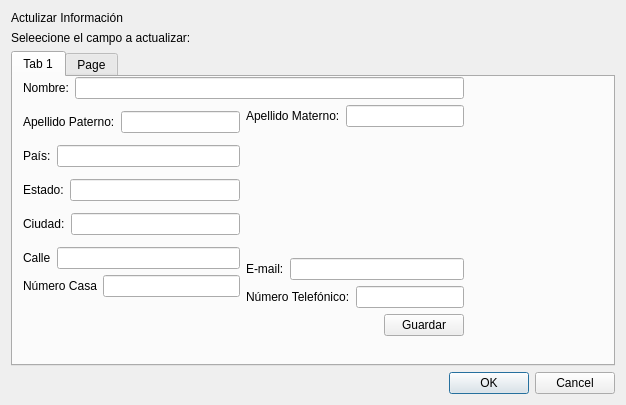
Qt form ParkingLotSystem1.0/modificarinfo.ui (Jheb1024/Park_lot_System) before a commit.
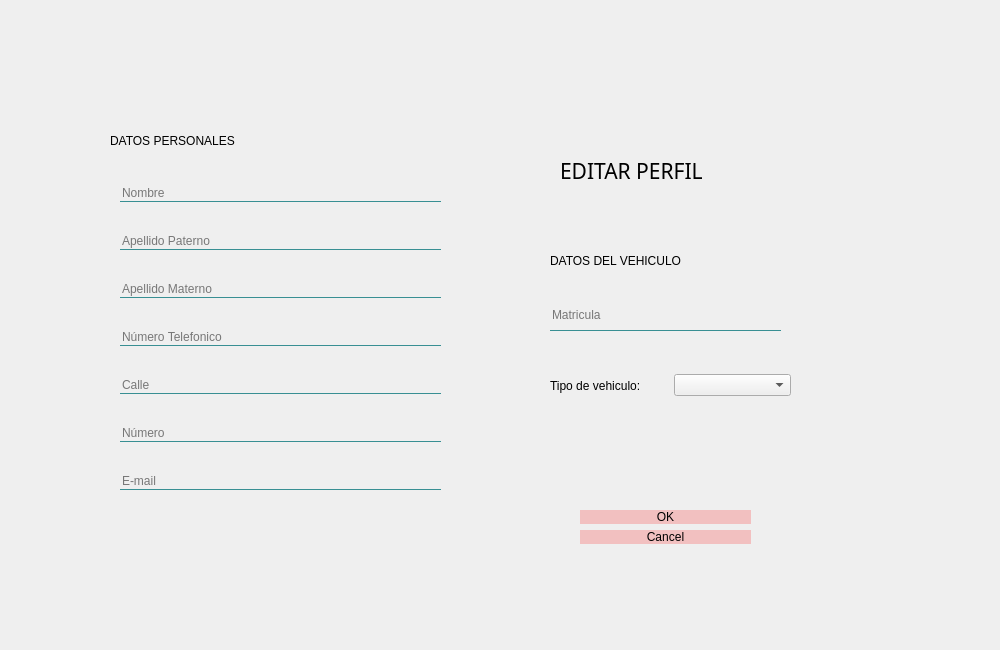
The same form after that commit. Icons and pictures are not drawn.

Commit message: Proyecto corregido version 1.2 plus base datos

```diff
--- a/ParkingLotSystem1.0/modificarinfo.ui
+++ b/ParkingLotSystem1.0/modificarinfo.ui
@@ -6,297 +6,223 @@
    <rect>
     <x>0</x>
     <y>0</y>
-    <width>626</width>
-    <height>405</height>
+    <width>1000</width>
+    <height>650</height>
    </rect>
   </property>
+  <property name="maximumSize">
+   <size>
+    <width>1000</width>
+    <height>650</height>
+   </size>
+  </property>
   <property name="windowTitle">
    <string>Dialog</string>
   </property>
-  <layout class="QGridLayout" name="gridLayout">
-   <item row="0" column="0">
+  <property name="styleSheet">
+   <string notr="true">#ModificarInfo{
+	border-image: url(:/Img/FONDO.jfif);}</string>
+  </property>
     <widget class="QLabel" name="label">
-     <property name="text">
-      <string>Actulizar Información</string>
-     </property>
-    </widget>
-   </item>
-   <item row="1" column="0">
-    <widget class="QLabel" name="label_2">
+   <property name="geometry">
+    <rect>
+     <x>560</x>
+     <y>140</y>
+     <width>221</width>
+     <height>61</height>
+    </rect>
+   </property>
+   <property name="font">
+    <font>
+     <family>Microsoft YaHei</family>
+     <pointsize>16</pointsize>
+    </font>
+   </property>
      <property name="text">
-      <string>Seleecione el campo a actualizar:</string>
-     </property>
-    </widget>
-   </item>
-   <item row="2" column="0">
-    <widget class="QTabWidget" name="tabWidget">
-     <property name="enabled">
-      <bool>true</bool>
-     </property>
-     <property name="tabShape">
-      <enum>QTabWidget::Rounded</enum>
-     </property>
-     <property name="currentIndex">
-      <number>0</number>
-     </property>
-     <widget class="QWidget" name="tab">
-      <attribute name="title">
-       <string>Tab 1</string>
-      </attribute>
-      <widget class="QWidget" name="layoutWidget">
+    <string>EDITAR PERFIL</string>
+   </property>
+  </widget>
+  <widget class="QDialogButtonBox" name="Editar_buttonBox">
+   <property name="geometry">
+    <rect>
+     <x>580</x>
+     <y>510</y>
+     <width>171</width>
+     <height>50</height>
+    </rect>
+   </property>
+   <property name="minimumSize">
+    <size>
+     <width>60</width>
+     <height>50</height>
+    </size>
+   </property>
+   <property name="maximumSize">
+    <size>
+     <width>16777215</width>
+     <height>60</height>
+    </size>
+   </property>
+   <property name="styleSheet">
+    <string notr="true">QPushButton{
+border-width: 0px;
+border-radius: 8px;
+background: rgb(254, 0, 0, 50);}
+
+QPushButton:hover{
+	background-color: rgb(154,158,218);
+    border-radius: 9px;
+	color: black;
+    selection-color: white;  
+    padding: 2px 4px;}
+</string>
+   </property>
+   <property name="orientation">
+    <enum>Qt::Vertical</enum>
+   </property>
+   <property name="standardButtons">
+    <set>QDialogButtonBox::Cancel|QDialogButtonBox::Ok</set>
+   </property>
+  </widget>
+  <widget class="QWidget" name="widget" native="true">
        <property name="geometry">
         <rect>
-         <x>10</x>
-         <y>0</y>
-         <width>441</width>
-         <height>259</height>
-        </rect>
-       </property>
-       <layout class="QVBoxLayout" name="verticalLayout_6">
-        <item>
-         <layout class="QVBoxLayout" name="verticalLayout_5">
-          <item>
-           <layout class="QHBoxLayout" name="horizontalLayout">
-            <item>
-             <widget class="QLabel" name="label_3">
-              <property name="text">
-               <string>Nombre:</string>
-              </property>
-             </widget>
-            </item>
-            <item>
-             <widget class="QLineEdit" name="NOmbre_lineEdit"/>
-            </item>
-           </layout>
-          </item>
-          <item>
-           <layout class="QHBoxLayout" name="horizontalLayout_11">
-            <item>
+     <x>90</x>
+     <y>120</y>
+     <width>381</width>
+     <height>460</height>
+    </rect>
+   </property>
+   <property name="styleSheet">
+    <string notr="true">#widget{
+background-image: url(:/Img/F1.jfif);
+border-radius: 8px;
+}
+
+QLineEdit{
+background-color:transparent;
+border:none;
+border-bottom: 1px solid;
+border-color: rgb(56, 143, 147);}</string>
+   </property>
+   <widget class="QWidget" name="verticalLayoutWidget">
+    <property name="geometry">
+     <rect>
+      <x>30</x>
+      <y>40</y>
+      <width>321</width>
+      <height>361</height>
+     </rect>
+    </property>
              <layout class="QVBoxLayout" name="verticalLayout">
               <item>
-               <layout class="QHBoxLayout" name="horizontalLayout_3">
-                <item>
-                 <widget class="QLabel" name="label_4">
-                  <property name="text">
-                   <string>Apellido Paterno:</string>
+      <widget class="QLineEdit" name="NOmbre_lineEdit">
+       <property name="placeholderText">
+        <string>Nombre</string>
                   </property>
                  </widget>
                 </item>
                 <item>
-                 <widget class="QLineEdit" name="ApellidoP_lineEdit_2"/>
-                </item>
-               </layout>
-              </item>
-              <item>
-               <layout class="QHBoxLayout" name="horizontalLayout_4">
-                <item>
-                 <widget class="QLabel" name="label_7">
-                  <property name="text">
-                   <string>País:</string>
+      <widget class="QLineEdit" name="ApellidoP_lineEdit_2">
+       <property name="placeholderText">
+        <string>Apellido Paterno</string>
                   </property>
                  </widget>
                 </item>
                 <item>
-                 <widget class="QLineEdit" name="Pais_lineEdit"/>
-                </item>
-               </layout>
-              </item>
-              <item>
-               <layout class="QHBoxLayout" name="horizontalLayout_5">
-                <item>
-                 <widget class="QLabel" name="label_8">
-                  <property name="text">
-                   <string>Estado:</string>
+      <widget class="QLineEdit" name="ApellidoM_lineEdit">
+       <property name="placeholderText">
+        <string>Apellido Materno</string>
                   </property>
                  </widget>
                 </item>
                 <item>
-                 <widget class="QLineEdit" name="Estado_lineEdit"/>
-                </item>
-               </layout>
-              </item>
-              <item>
-               <layout class="QHBoxLayout" name="horizontalLayout_6">
-                <item>
-                 <widget class="QLabel" name="label_9">
-                  <property name="text">
-                   <string>Ciudad:</string>
+      <widget class="QLineEdit" name="NumeroT_lineEdit">
+       <property name="placeholderText">
+        <string>Número Telefonico</string>
                   </property>
                  </widget>
                 </item>
                 <item>
-                 <widget class="QLineEdit" name="Ciudad_lineEdit"/>
-                </item>
-               </layout>
-              </item>
-              <item>
-               <layout class="QVBoxLayout" name="verticalLayout_2">
-                <item>
-                 <layout class="QHBoxLayout" name="horizontalLayout_8">
-                  <item>
-                   <widget class="QLabel" name="label_11">
-                    <property name="text">
+      <widget class="QLineEdit" name="Calle_lineEdit_2">
+       <property name="placeholderText">
                      <string>Calle</string>
                     </property>
                    </widget>
                   </item>
                   <item>
-                   <widget class="QLineEdit" name="Calle_lineEdit_2"/>
-                  </item>
-                 </layout>
-                </item>
-                <item>
-                 <layout class="QHBoxLayout" name="horizontalLayout_7">
-                  <item>
-                   <widget class="QLabel" name="label_12">
-                    <property name="text">
-                     <string>Número Casa</string>
+      <widget class="QLineEdit" name="NumeroC_lineEdit">
+       <property name="placeholderText">
+        <string>Número</string>
                     </property>
                    </widget>
                   </item>
                   <item>
-                   <widget class="QLineEdit" name="NumeroC_lineEdit"/>
-                  </item>
-                 </layout>
-                </item>
-               </layout>
-              </item>
-             </layout>
-            </item>
-            <item>
-             <layout class="QVBoxLayout" name="verticalLayout_4">
-              <item>
-               <layout class="QHBoxLayout" name="horizontalLayout_2">
-                <item>
-                 <widget class="QLabel" name="label_5">
-                  <property name="text">
-                   <string>Apellido Materno:</string>
+      <widget class="QLineEdit" name="mail_lineEdit">
+       <property name="placeholderText">
+        <string>E-mail</string>
                   </property>
                  </widget>
                 </item>
-                <item>
-                 <widget class="QLineEdit" name="ApellidoM_lineEdit"/>
-                </item>
-               </layout>
-              </item>
-              <item>
-               <spacer name="verticalSpacer_3">
-                <property name="orientation">
-                 <enum>Qt::Vertical</enum>
-                </property>
-                <property name="sizeHint" stdset="0">
-                 <size>
-                  <width>20</width>
-                  <height>40</height>
-                 </size>
-                </property>
-               </spacer>
-              </item>
-              <item>
-               <layout class="QVBoxLayout" name="verticalLayout_3">
-                <item>
-                 <layout class="QHBoxLayout" name="horizontalLayout_10">
-                  <item>
-                   <widget class="QLabel" name="label_6">
+    </layout>
+   </widget>
+   <widget class="QLabel" name="label_3">
+    <property name="geometry">
+     <rect>
+      <x>20</x>
+      <y>10</y>
+      <width>131</width>
+      <height>21</height>
+     </rect>
+    </property>
                     <property name="text">
-                     <string>E-mail:</string>
-                    </property>
-                   </widget>
-                  </item>
-                  <item>
-                   <widget class="QLineEdit" name="mail_lineEdit"/>
-                  </item>
-                 </layout>
-                </item>
-               </layout>
-              </item>
-              <item>
-               <layout class="QHBoxLayout" name="horizontalLayout_9">
-                <item>
-                 <widget class="QLabel" name="label_10">
-                  <property name="text">
-                   <string>Número Telefónico:</string>
-                  </property>
-                 </widget>
-                </item>
-                <item>
-                 <widget class="QLineEdit" name="NumeroT_lineEdit"/>
-                </item>
-               </layout>
-              </item>
-             </layout>
-            </item>
-           </layout>
-          </item>
-         </layout>
-        </item>
-        <item>
-         <layout class="QHBoxLayout" name="horizontalLayout_12">
-          <item>
-           <spacer name="horizontalSpacer">
-            <property name="orientation">
-             <enum>Qt::Horizontal</enum>
-            </property>
-            <property name="sizeHint" stdset="0">
-             <size>
-              <width>40</width>
-              <height>20</height>
-             </size>
-            </property>
-           </spacer>
-          </item>
-          <item>
-           <widget class="QPushButton" name="Editar_Personales_pushButton">
-            <property name="text">
-             <string>Guardar</string>
-            </property>
-           </widget>
-          </item>
-         </layout>
-        </item>
-       </layout>
-      </widget>
-     </widget>
-     <widget class="QWidget" name="tab_3">
-      <attribute name="title">
-       <string>Page</string>
-      </attribute>
-      <widget class="QWidget" name="layoutWidget_2">
+     <string>DATOS PERSONALES</string>
+    </property>
+   </widget>
+  </widget>
+  <widget class="QWidget" name="widget_2" native="true">
+   <property name="geometry">
+    <rect>
+     <x>530</x>
+     <y>230</y>
+     <width>271</width>
+     <height>250</height>
+    </rect>
+   </property>
+   <property name="styleSheet">
+    <string notr="true">#widget_2{
+background-image: url(:/Img/F1.jfif);
+border-radius: 8px;
+}
+
+QLineEdit{
+background-color:transparent;
+border:none;
+border-bottom: 1px solid;
+border-color: rgb(56, 143, 147);}</string>
+   </property>
+   <widget class="QLineEdit" name="Matricula_lineEdit">
        <property name="geometry">
         <rect>
-         <x>70</x>
-         <y>20</y>
-         <width>391</width>
-         <height>104</height>
-        </rect>
-       </property>
-       <layout class="QVBoxLayout" name="verticalLayout_9">
-        <item>
-         <widget class="QLabel" name="label_16">
-          <property name="text">
-           <string>Actualizar datos del vehiculo</string>
-          </property>
-         </widget>
-        </item>
-        <item>
-         <layout class="QHBoxLayout" name="horizontalLayout_17">
-          <item>
-           <layout class="QVBoxLayout" name="verticalLayout_8">
-            <item>
-             <layout class="QHBoxLayout" name="horizontalLayout_15">
-              <item>
-               <widget class="QLabel" name="label_17">
-                <property name="text">
-                 <string>Matricula:</string>
-                </property>
-               </widget>
-              </item>
-              <item>
-               <widget class="QLineEdit" name="Matricula_lineEdit"/>
-              </item>
-             </layout>
-            </item>
-            <item>
+      <x>20</x>
+      <y>70</y>
+      <width>231</width>
+      <height>31</height>
+     </rect>
+    </property>
+    <property name="placeholderText">
+     <string>Matricula</string>
+    </property>
+   </widget>
+   <widget class="QWidget" name="layoutWidget">
+    <property name="geometry">
+     <rect>
+      <x>20</x>
+      <y>130</y>
+      <width>241</width>
+      <height>51</height>
+     </rect>
+    </property>
              <layout class="QHBoxLayout" name="horizontalLayout_16">
               <item>
                <widget class="QLabel" name="label_18">
@@ -309,38 +235,37 @@
                <widget class="QComboBox" name="Tipo_Coche_comboBox"/>
               </item>
              </layout>
-            </item>
-            <item>
-             <widget class="QPushButton" name="Editar_Auto_pushButton">
-              <property name="text">
-               <string>Guardar</string>
-              </property>
-             </widget>
-            </item>
-           </layout>
-          </item>
-          <item>
-           <widget class="QLabel" name="label_19">
+   </widget>
+   <widget class="QLabel" name="label_4">
+    <property name="geometry">
+     <rect>
+      <x>20</x>
+      <y>20</y>
+      <width>131</width>
+      <height>21</height>
+     </rect>
+    </property>
             <property name="text">
-             <string>Fotok</string>
-            </property>
-           </widget>
-          </item>
-         </layout>
-        </item>
-       </layout>
-      </widget>
-     </widget>
-    </widget>
-   </item>
-   <item row="3" column="0">
-    <widget class="QDialogButtonBox" name="Editar_buttonBox">
-     <property name="standardButtons">
-      <set>QDialogButtonBox::Cancel|QDialogButtonBox::Ok</set>
-     </property>
-    </widget>
-   </item>
-  </layout>
+     <string>DATOS DEL VEHICULO</string>
+    </property>
+   </widget>
+  </widget>
+  <widget class="QLabel" name="label_2">
+   <property name="geometry">
+    <rect>
+     <x>520</x>
+     <y>20</y>
+     <width>271</width>
+     <height>111</height>
+    </rect>
+   </property>
+   <property name="styleSheet">
+    <string notr="true">image: url(:/Img/logo.png);</string>
+   </property>
+   <property name="text">
+    <string/>
+   </property>
+  </widget>
  </widget>
  <resources/>
  <connections/>
```
Lines whose indentation alone changed are shown as unchanged. The commit also changes 37 other files.
